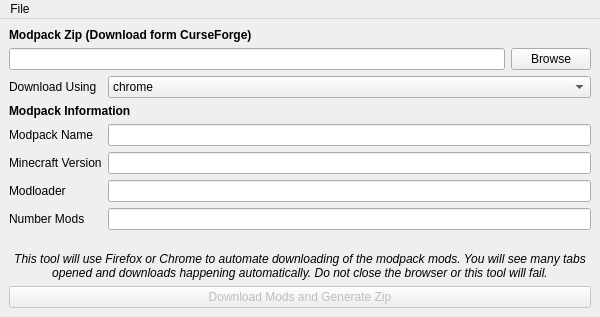
Before: the Qt Designer form ui/importer.ui in MB3hel/CFModpackImporter, drawn with Qt 5.
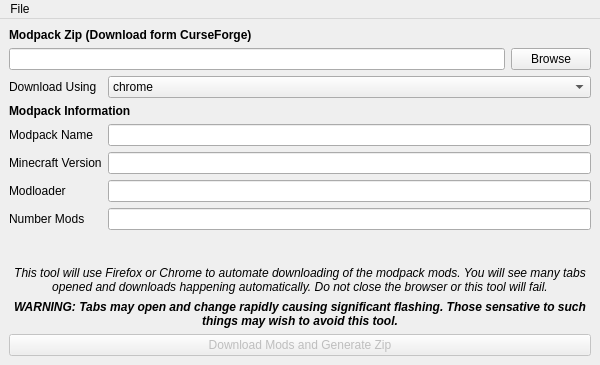
After: the same form once the commit is applied. Icons and pictures are not drawn.

Commit message: Fixed several bugs. Mostly working in initial form

The edit to the form file:
```diff
--- a/ui/importer.ui
+++ b/ui/importer.ui
@@ -7,7 +7,7 @@
     <x>0</x>
     <y>0</y>
     <width>600</width>
-    <height>317</height>
+    <height>365</height>
    </rect>
   </property>
   <property name="windowTitle">
@@ -155,7 +155,7 @@
       </property>
      </widget>
     </item>
-    <item row="14" column="0" colspan="4">
+    <item row="15" column="0" colspan="4">
      <widget class="QPushButton" name="btn_generate">
       <property name="enabled">
        <bool>false</bool>
@@ -198,6 +198,25 @@
       </item>
      </widget>
     </item>
+    <item row="14" column="0" colspan="4">
+     <widget class="QLabel" name="label_9">
+      <property name="font">
+       <font>
+        <italic>true</italic>
+        <bold>true</bold>
+       </font>
+      </property>
+      <property name="text">
+       <string>WARNING: Tabs may open and change rapidly causing significant flashing. Those sensative to such things may wish to avoid this tool.</string>
+      </property>
+      <property name="alignment">
+       <set>Qt::AlignCenter</set>
+      </property>
+      <property name="wordWrap">
+       <bool>true</bool>
+      </property>
+     </widget>
+    </item>
    </layout>
   </widget>
   <widget class="QMenuBar" name="menubar">
```
Left out of the diff: 108 changed lines with no effect on the pictures. The commit also changes 5 other files.
